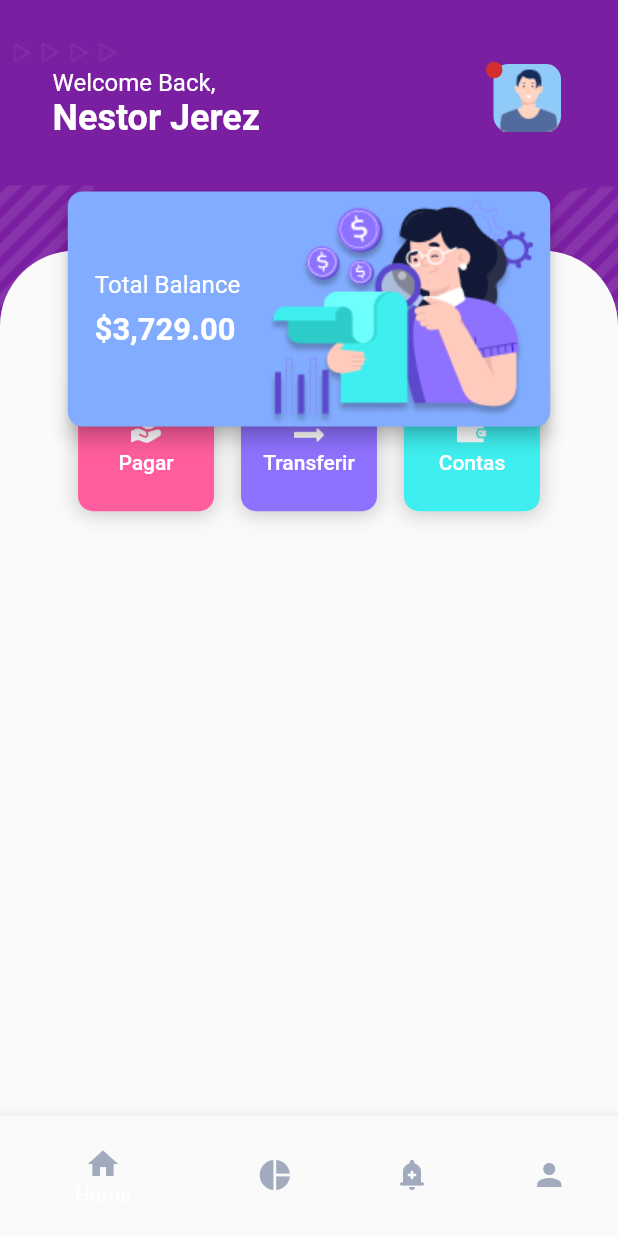
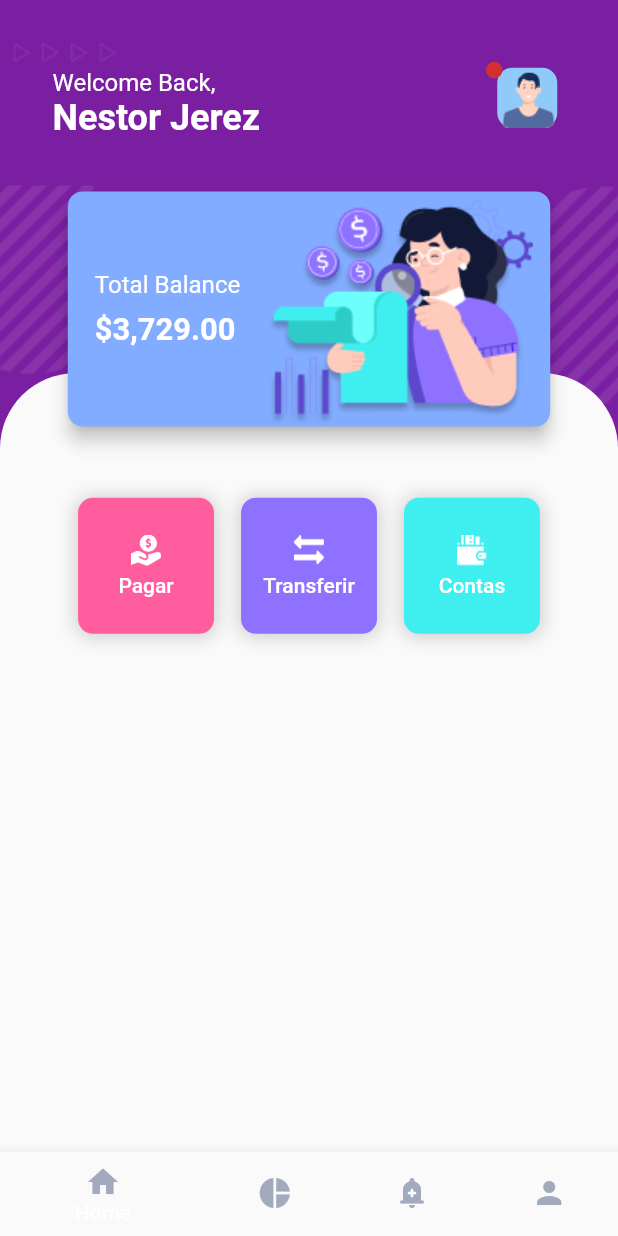
Before and after one commit to derek-alves/Bank-Wallet-Flutter, a Flutter app: the screen it shows after launch, on a phone screen of 412 x 824 dp. Run offline on Flutter 3.47's test engine with Material 2 defaults, Android fonts, the phone set to English and light mode, and no system bars.

Commit message:
adicionada bottom bar

```diff
--- a/lib/components/BottomNavBar.dart
+++ b/lib/components/BottomNavBar.dart
@@ -6,7 +6,6 @@ class BottomNavBar extends StatelessWidget {
   @override
   Widget build(BuildContext context) {
     return SizedBox(
-      height: 80,
       child: BottomNavigationBar(
         items: [
           BottomNavigationBarItem(
--- a/lib/main.dart
+++ b/lib/main.dart
@@ -93,7 +93,7 @@ class Home extends StatelessWidget {
                             child: Stack(
                               children: [
                                 Container(
-                                  height: 45,
+                                  height: 40,
                                   decoration: BoxDecoration(
                                       color: Colors.blue[200],
                                       borderRadius: BorderRadius.circular(10)),
@@ -128,7 +128,7 @@ class Home extends StatelessWidget {
                     mainAxisAlignment: MainAxisAlignment.end,
                     children: [
                       Container(
-                        height: mediaQuery.height * 0.70,
+                        height: mediaQuery.height * 0.63,
                         width: double.infinity,
                         decoration: BoxDecoration(
                           color: Colors.grey[50],
```
